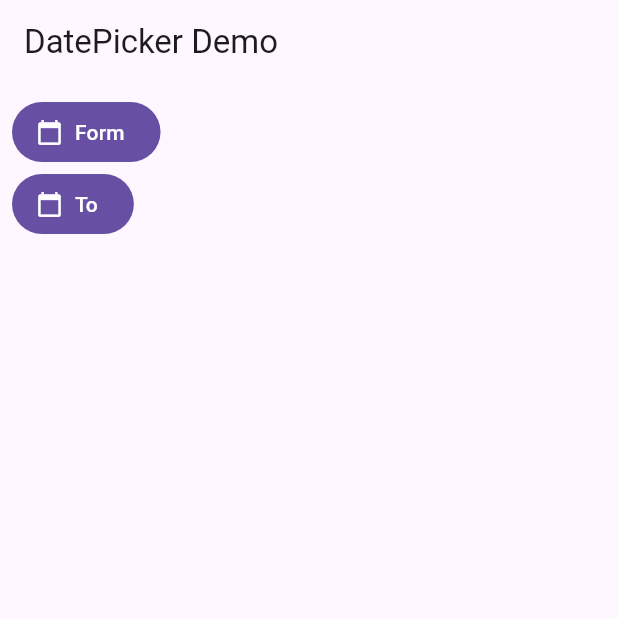
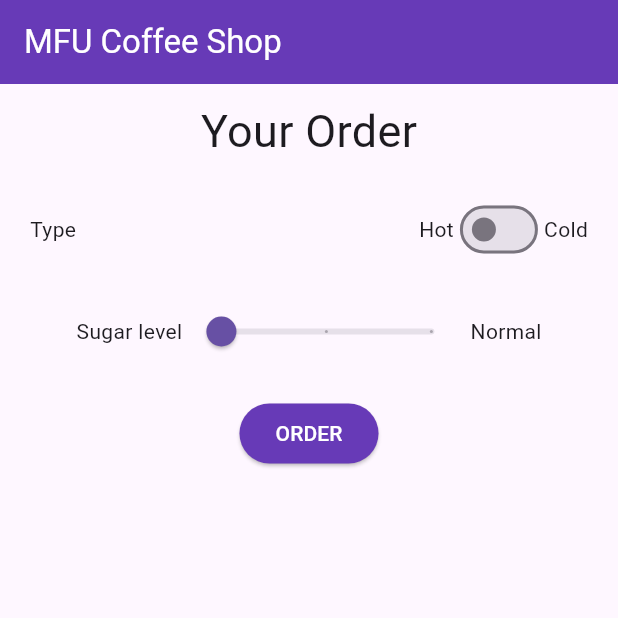
Before and after one commit to kimmysoybad404/flutter_application, a Flutter app: the screen it shows after launch, on a phone screen of 412 x 824 dp, the top half of it. Run offline on Flutter 3.47's test engine with Material 3 defaults, Android fonts, the phone set to English and light mode, and no system bars.

Commit message:
Assignment 2 Complete

```diff
--- /dev/null
+++ b/lib/W7/Page/Page2W7.dart
@@ -0,0 +1,114 @@
+import 'package:flutter/material.dart';
+
+class Page2W7 extends StatefulWidget {
+  const Page2W7({super.key});
+
+  @override
+  State<Page2W7> createState() => _Page2W7State();
+}
+
+class _Page2W7State extends State<Page2W7> {
+  bool sw = false;
+  double sliderValue1 = 0.5;
+  double sliderValue2 = 20;
+  String TextSugar = "none";
+  String TypeHorC = "Hot";
+
+  void SelectType(bool? status) {
+    setState(() {
+      sw = status!;
+      if (sw == true) {
+        TypeHorC = "Cold";
+      } else {
+        TypeHorC = "Hot";
+      }
+    });
+  }
+
+  void showAlert() async {
+    await showDialog(
+      context: context,
+      builder: (BuildContext context) {
+        return AlertDialog(
+          title: Text('Your order'),
+          content: Text('$TypeHorC coffee with $TextSugar sugar'),
+        );
+      },
+    );
+  }
+
+  @override
+  Widget build(BuildContext context) {
+    return Scaffold(
+      appBar: AppBar(
+        title: const Text(
+          'MFU Coffee Shop',
+          style: TextStyle(color: Colors.white),
+        ),
+        backgroundColor: Colors.deepPurple,
+      ),
+      body: Center(
+        child: Column(
+          mainAxisAlignment: MainAxisAlignment.start,
+          crossAxisAlignment: CrossAxisAlignment.center,
+          children: [
+            Padding(
+              padding: const EdgeInsets.only(top: 10),
+              child: Text("Your Order", style: TextStyle(fontSize: 30)),
+            ),
+
+            Padding(
+              padding: const EdgeInsets.all(20.0),
+              child: Row(
+                children: [
+                  Text("Type"),
+                  Spacer(),
+                  Text("Hot"),
+                  Switch(value: sw, onChanged: SelectType),
+                  Text("Cold"),
+                ],
+              ),
+            ),
+
+            Row(
+              mainAxisAlignment: MainAxisAlignment.center,
+              crossAxisAlignment: CrossAxisAlignment.center,
+              children: [
+                Text("Sugar level"),
+                Slider(
+                  min: 0,
+                  max: 100,
+                  value: sliderValue2,
+                  divisions: 2,
+                  label: TextSugar,
+                  onChanged: (value) {
+                    sliderValue2 = value;
+                    setState(() {
+                      if (value == 0) {
+                        TextSugar = "none";
+                      } else if (value == 50) {
+                        TextSugar = "less";
+                      } else if (value == 100) {
+                        TextSugar = "normal";
+                      }
+                    });
+                  },
+                ),
+                Text("Normal"),
+              ],
+            ),
+            const SizedBox(height: 20),
+
+            ElevatedButton(
+              style: ElevatedButton.styleFrom(
+                backgroundColor: Colors.deepPurple,
+              ),
+              onPressed: showAlert,
+              child: Text("ORDER", style: TextStyle(color: Colors.white)),
+            ),
+          ],
+        ),
+      ),
+    );
+  }
+}
--- a/lib/main.dart
+++ b/lib/main.dart
@@ -2,11 +2,12 @@ import 'package:flutter/material.dart';
 import 'package:flutter_application/W7/Learn/DatePicker.dart';
 import 'package:flutter_application/W7/Learn/Page1L.dart';
 import 'package:flutter_application/W7/Page/Page1W7.dart';
+import 'package:flutter_application/W7/Page/Page2W7.dart';
 
 
 void main() {
   runApp(MaterialApp(home:
-      Page1W7(), debugShowCheckedModeBanner: false,
+      Page2W7(), debugShowCheckedModeBanner: false,
     ),
   );
 }
```
Also changed, not shown: lib/W7/Learn/ShowAlert.dart (+4 -12 lines).
